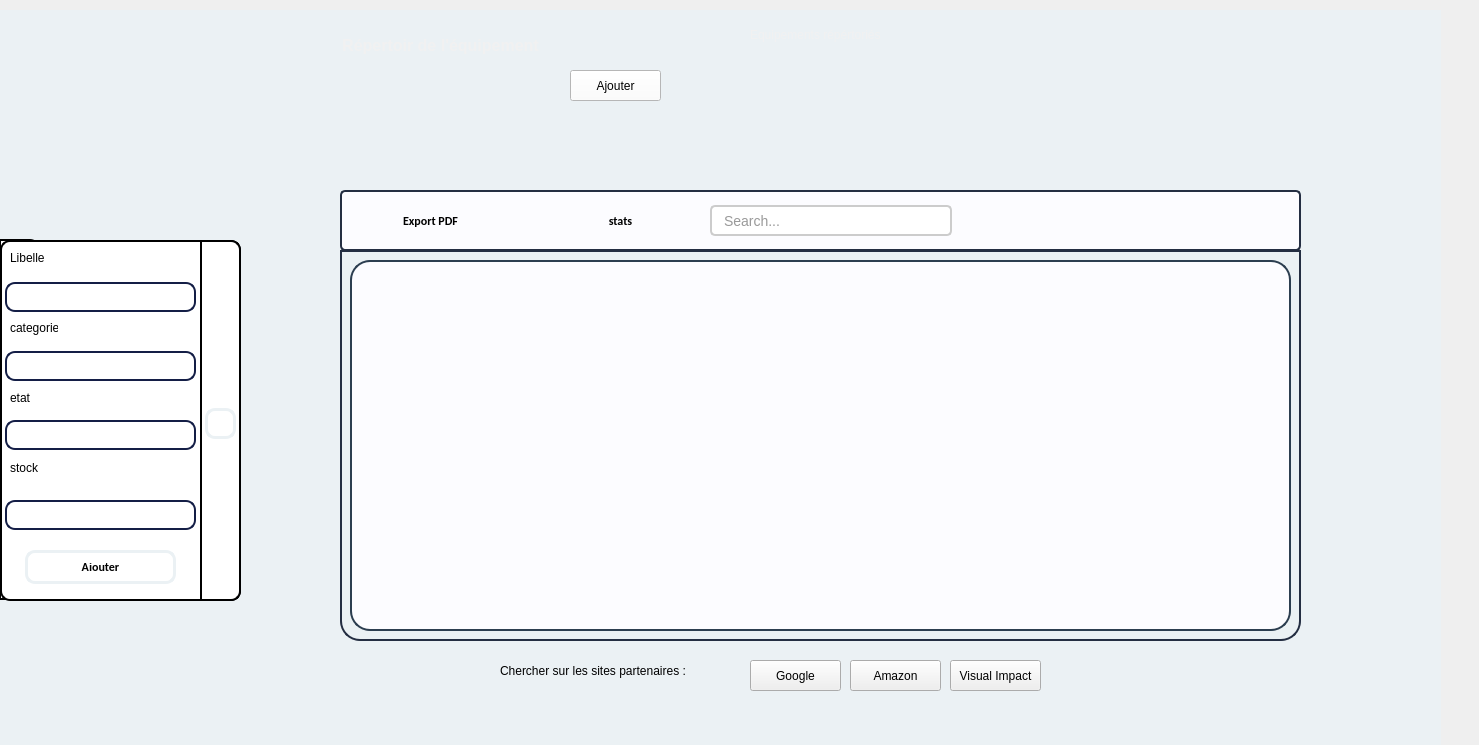
Before: the Qt Designer form equipment.ui in HyperDarkmoon/TVEmpire, drawn with Qt 5.
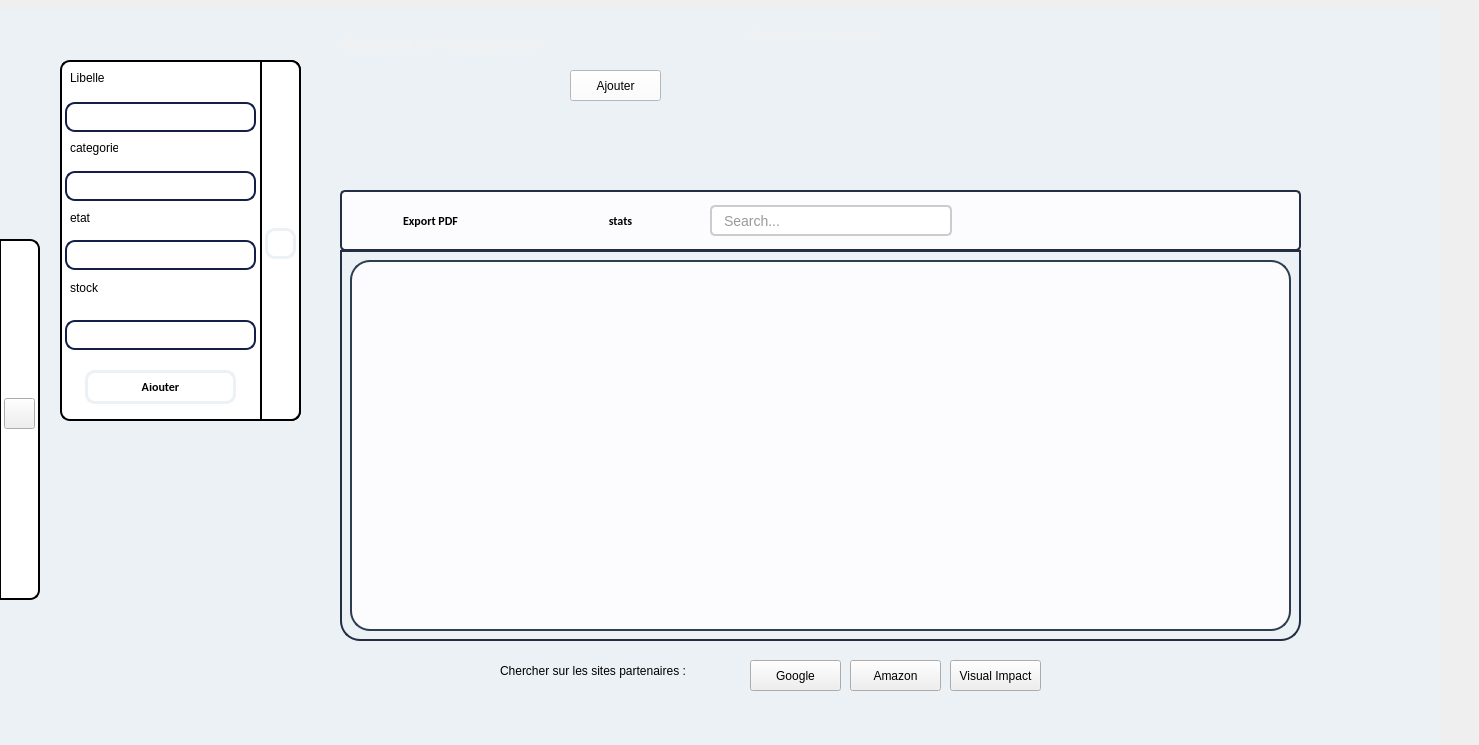
After: the same form once the commit is applied. Icons and pictures are not drawn.

Commit message: added image to equipment

```diff
--- a/equipment.ui
+++ b/equipment.ui
@@ -966,10 +966,10 @@
    <widget class="QWidget" name="widget_2" native="true">
     <property name="geometry">
      <rect>
-      <x>30</x>
-      <y>230</y>
+      <x>90</x>
+      <y>50</y>
       <width>261</width>
-      <height>471</height>
+      <height>381</height>
      </rect>
     </property>
     <property name="styleSheet">
@@ -2196,6 +2196,16 @@
      </property>
     </widget>
    </widget>
+   <widget class="QWidget" name="webWidget" native="true">
+    <property name="geometry">
+     <rect>
+      <x>90</x>
+      <y>449</y>
+      <width>261</width>
+      <height>231</height>
+     </rect>
+    </property>
+   </widget>
    <zorder>widget_3</zorder>
    <zorder>Label</zorder>
    <zorder>Labelequipment</zorder>
```
Left out of the diff: 1 changed line with no effect on the pictures. The commit also changes 10 other files.
